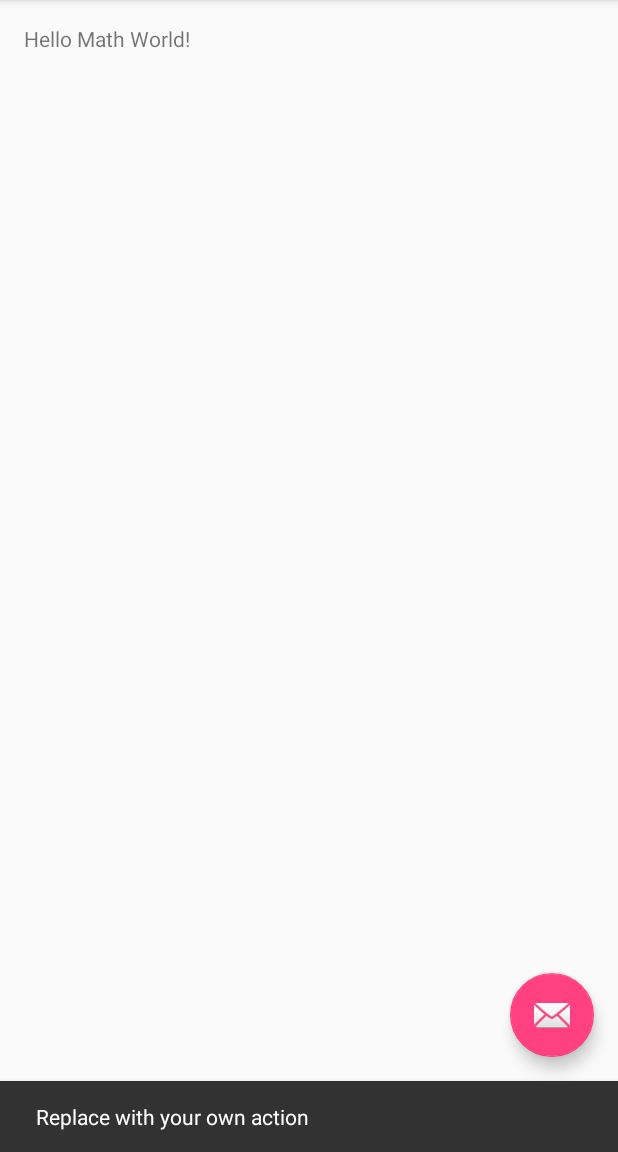
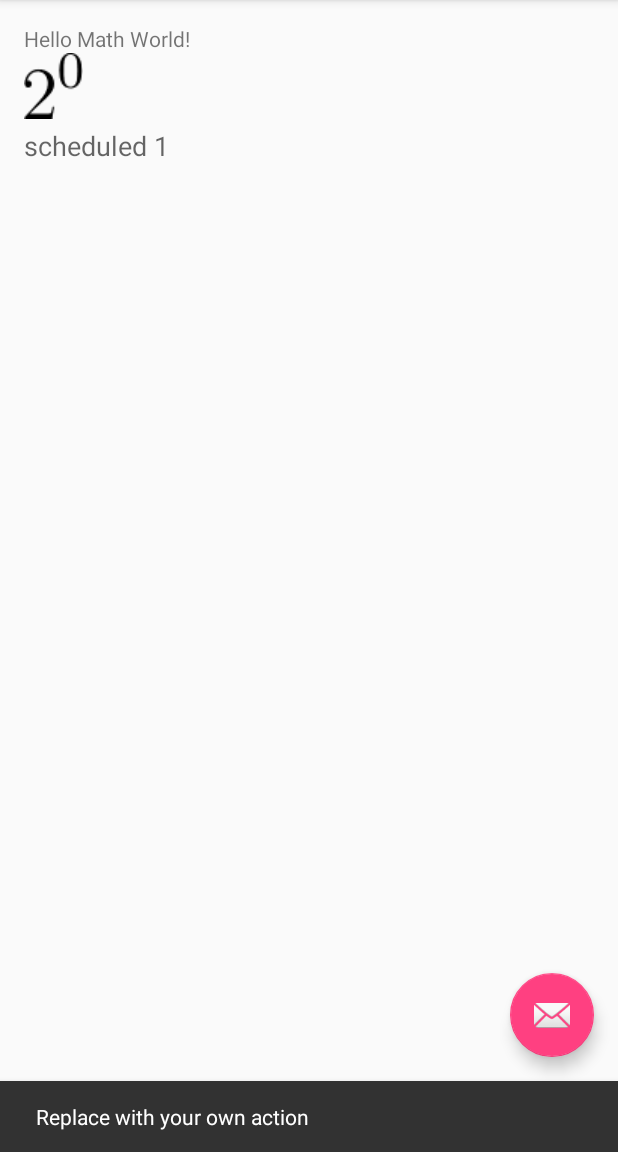
Before and after one commit to fodpeter/MathClock, an Android app: the screen it shows after launch (MainActivity), after a tap on an icon or button, on a phone screen of 412 x 824 dp, the part 84-1236 px from its top. Run offline under Robolectric (Android 15) with nearby library versions, the phone set to English and light mode, and no system bars.

Commit message:
show and update images with delays

```diff
--- a/app/build.gradle
+++ b/app/build.gradle
@@ -10,9 +10,6 @@ android {
         targetSdkVersion 24
         versionCode 1
         versionName "1.0"
-        jackOptions {
-            enabled true
-        }
     }
     buildTypes {
         release {
@@ -21,8 +18,8 @@ android {
         }
     }
     compileOptions {
-        sourceCompatibility JavaVersion.VERSION_1_8
-        targetCompatibility JavaVersion.VERSION_1_8
+        sourceCompatibility JavaVersion.VERSION_1_7
+        targetCompatibility JavaVersion.VERSION_1_7
     }
 }
 
@@ -31,4 +28,6 @@ dependencies {
     testCompile 'junit:junit:4.12'
     compile 'com.android.support:appcompat-v7:24.1.1'
     compile 'com.android.support:design:24.1.1'
+    compile 'com.android.support:support-annotations:24.1.1'
+    compile group: 'com.google.guava', name: 'guava', version: '19.0'
 }
--- /dev/null
+++ b/app/src/main/assets/mapping.properties
@@ -0,0 +1,4 @@
+e1=1
+e2=2
+e4=4
+e8=8
--- a/app/src/main/java/peter/mathclock/MainActivity.java
+++ b/app/src/main/java/peter/mathclock/MainActivity.java
@@ -1,15 +1,34 @@
 package peter.mathclock;
 
 import android.os.Bundle;
+import android.os.Handler;
+import android.support.annotation.UiThread;
 import android.support.design.widget.FloatingActionButton;
 import android.support.design.widget.Snackbar;
 import android.support.v7.app.AppCompatActivity;
 import android.support.v7.widget.Toolbar;
-import android.view.View;
+import android.util.Log;
 import android.view.Menu;
 import android.view.MenuItem;
+import android.view.View;
+import android.widget.ImageView;
+import android.widget.TextView;
+
+import com.google.common.collect.ArrayListMultimap;
+import com.google.common.collect.ListMultimap;
+
+import java.io.IOException;
+import java.io.InputStream;
+import java.util.Properties;
 
 public class MainActivity extends AppCompatActivity {
+
+    private ListMultimap<Integer, Integer> mapping;
+    private ImageView image;
+    private TextView clockText;
+    private UpdateTask updateTask;
+    private Handler handler;
+    private int state;
 
     @Override
     protected void onCreate(Bundle savedInstanceState) {
@@ -26,6 +45,59 @@ public class MainActivity extends AppCompatActivity {
                         .setAction("Action", null).show();
             }
         });
+
+        mapping = loadMapping();
+
+        image = (ImageView) findViewById(R.id.imageView);
+
+        clockText = (TextView) findViewById(R.id.clockText);
+        clockText.setText("onCreate");
+
+        handler = new Handler();
+        schedule();
+    }
+
+    private void schedule() {
+        updateTask = new UpdateTask();
+        handler.postDelayed(updateTask, 1000);
+    }
+
+    private ListMultimap<Integer, Integer> loadMapping() {
+        try {
+            InputStream inputStream = getBaseContext().getAssets().open("mapping.properties");
+            Properties mappingProp = new Properties();
+            mappingProp.load(inputStream);
+            ListMultimap<Integer, Integer> mapping = ArrayListMultimap.create(12, mappingProp.size() / 12 + 1);
+            for (String file : mappingProp.stringPropertyNames()) {
+                int id = getResources().getIdentifier(file, "drawable", getPackageName());
+                if (id != 0) {
+                    mapping.put(Integer.valueOf(mappingProp.getProperty(file)), id);
+                } else {
+                    Log.w("mapping", "cannot find " + file);
+                }
+            }
+            if (mapping.isEmpty()) {
+                throw new IllegalStateException("cannot find image resources");
+            }
+            return mapping;
+        } catch (IOException e) {
+            throw new RuntimeException(e);
+        }
+    }
+
+    private class UpdateTask implements Runnable {
+
+        @UiThread
+        @Override
+        public void run() {
+            do {
+                state = (state + 1) % 12;
+            }
+            while (!mapping.containsKey(state));
+            image.setImageResource(mapping.get(state).get(0));
+            clockText.setText("scheduled " + state);
+            schedule();
+        }
     }
 
     @Override
--- a/app/src/main/res/layout/content_main.xml
+++ b/app/src/main/res/layout/content_main.xml
@@ -25,4 +25,14 @@
         android:layout_below="@+id/textView"
         android:layout_alignParentStart="true" />
 
+    <TextView
+        android:layout_width="wrap_content"
+        android:layout_height="wrap_content"
+        android:textAppearance="?android:attr/textAppearanceMedium"
+        android:text=""
+        android:id="@+id/clockText"
+        android:layout_below="@+id/imageView"
+        android:layout_alignParentStart="true"
+        android:layout_marginTop="5dp" />
+
 </RelativeLayout>
```
Also changed, not shown: app/src/main/res/drawable/e1.gif (added), app/src/main/res/drawable/e2.gif (added), app/src/main/res/drawable/e4.gif (added), app/src/main/res/drawable/e8.gif (added).
